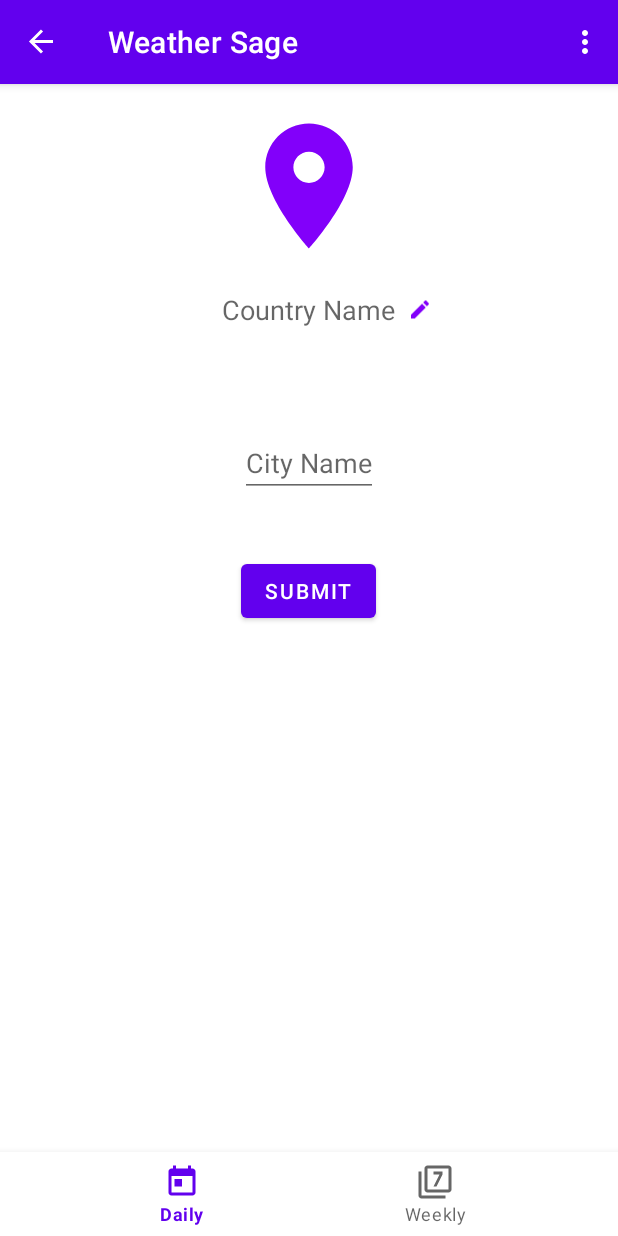
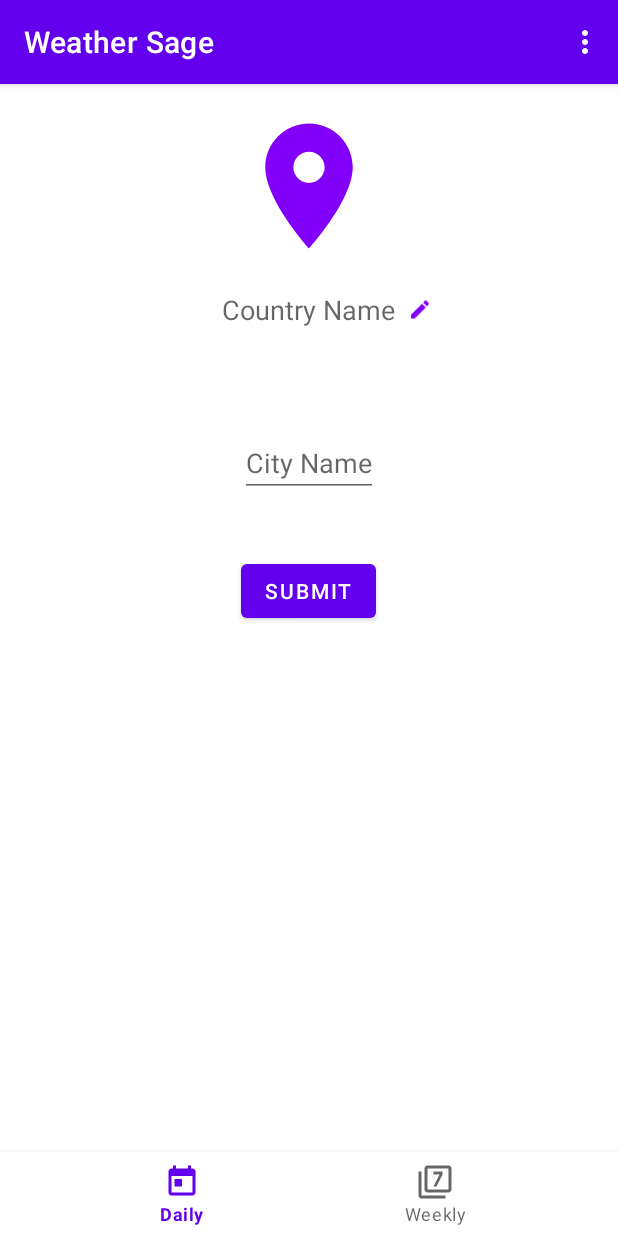
Before and after one commit to rhodeon/WeatherSage, an Android app: the screen it shows after launch (MainActivity), after a tap on an icon or button, on a phone screen of 412 x 824 dp. Run offline under Robolectric (Android 15) with nearby library versions, the phone set to English and light mode, and no system bars; our stand-ins replace Room's generated code, navigation-ui; pictures from the network do not load; 2 statements that could not run were skipped.

Commit message:
Replaced action bar with a custom toolbar.

```diff
--- a/app/src/main/java/com/rhodeon/weathersage/MainActivity.kt
+++ b/app/src/main/java/com/rhodeon/weathersage/MainActivity.kt
@@ -5,10 +5,10 @@ import android.os.Bundle
 import android.view.Menu
 import android.view.MenuInflater
 import android.view.MenuItem
+import androidx.appcompat.widget.Toolbar
 import androidx.navigation.NavController
 import androidx.navigation.findNavController
 import androidx.navigation.ui.AppBarConfiguration
-import androidx.navigation.ui.navigateUp
 import androidx.navigation.ui.setupActionBarWithNavController
 import androidx.navigation.ui.setupWithNavController
 import com.google.android.material.bottomnavigation.BottomNavigationView
@@ -17,8 +17,6 @@ import com.google.android.material.bottomnavigation.BottomNavigationView
 class MainActivity : AppCompatActivity() {
     private lateinit var tempDisplaySettingManager: TempDisplaySettingManager
     private lateinit var navController: NavController
-    private lateinit var appBarConfiguration: AppBarConfiguration
-
 
     override fun onCreate(savedInstanceState: Bundle?) {
         super.onCreate(savedInstanceState)
@@ -34,16 +32,12 @@ class MainActivity : AppCompatActivity() {
 
         navController.graph = navGraph
 
-        // Setup appbar
-        appBarConfiguration = AppBarConfiguration.Builder(navController.graph).build()
+        val toolbar: Toolbar = findViewById(R.id.toolbar)
+        setSupportActionBar(toolbar)
+        val appBarConfiguration = AppBarConfiguration(setOf(R.id.locationEntryFragment, R.id.currentForecastFragment, R.id.weeklyForecastFragment))
         setupActionBarWithNavController(navController, appBarConfiguration)
 
         findViewById<BottomNavigationView>(R.id.bottomNavigationView).setupWithNavController(navController)     // setup bottom nav bar
-    }
-
-    override fun onSupportNavigateUp(): Boolean {
-        // Navigate up on back arrow click
-        return navController.navigateUp(appBarConfiguration) || super.onSupportNavigateUp()
     }
 
     // region: Handle Menu
--- a/app/src/main/res/layout/activity_main.xml
+++ b/app/src/main/res/layout/activity_main.xml
@@ -9,6 +9,7 @@
     android:clipChildren="false"
     tools:context=".MainActivity"
     >
+
     <fragment
         android:id="@+id/nav_host_fragment"
         android:name="androidx.navigation.fragment.NavHostFragment"
@@ -18,8 +19,7 @@
         app:layout_constraintBottom_toTopOf="@+id/bottomNavigationView"
         app:layout_constraintEnd_toEndOf="parent"
         app:layout_constraintStart_toStartOf="parent"
-        app:layout_constraintTop_toTopOf="parent"
-        />
+        app:layout_constraintTop_toBottomOf="@id/app_bar_layout" />
 
 
     <com.google.android.material.bottomnavigation.BottomNavigationView
@@ -30,9 +30,24 @@
         app:layout_constraintBottom_toBottomOf="parent"
         app:layout_constraintEnd_toEndOf="parent"
         app:layout_constraintStart_toStartOf="parent"
+        android:elevation="1dp"
+        app:elevation="8dp"
         app:menu="@menu/main_nav"/>
 
+    <com.google.android.material.appbar.AppBarLayout
+        android:id="@+id/app_bar_layout"
+        android:layout_width="match_parent"
+        android:layout_height="wrap_content"
+        app:layout_constraintEnd_toEndOf="parent"
+        app:layout_constraintStart_toStartOf="parent"
+        app:layout_constraintTop_toTopOf="parent" >
 
-
-
+        <androidx.appcompat.widget.Toolbar
+            android:id="@+id/toolbar"
+            android:layout_width="match_parent"
+            android:layout_height="match_parent"
+            android:minHeight="?attr/actionBarSize"
+            app:titleTextColor="@android:color/white"
+            android:theme="@style/ToolbarTheme" />
+    </com.google.android.material.appbar.AppBarLayout>
 </androidx.constraintlayout.widget.ConstraintLayout>
--- a/app/src/main/res/values/styles.xml
+++ b/app/src/main/res/values/styles.xml
@@ -1,11 +1,17 @@
 <resources>
     <!-- Base application theme. -->
-    <style name="AppTheme" parent="Theme.MaterialComponents.Light.DarkActionBar">
+    <style name="AppTheme" parent="Theme.MaterialComponents.Light.NoActionBar">
         <!-- Customize your theme here. -->
         <item name="colorPrimary">@color/colorPrimary</item>
         <item name="colorPrimaryDark">@color/colorPrimaryDark</item>
         <item name="colorAccent">@color/colorAccent</item>
     </style>
+
+    <style name="ToolbarTheme" parent="@style/Theme.MaterialComponents.Light.DarkActionBar">
+        <item name="colorControlNormal">@android:color/white</item>
+    </style>
+
+
 
     <style name="DarkTheme" parent="Theme.AppCompat.Light.NoActionBar">
         <item name="colorPrimary">@android:color/black</item>
```
